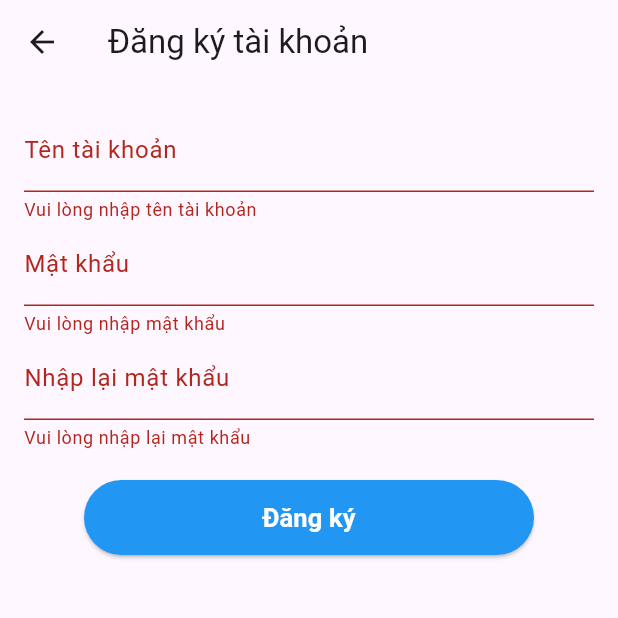
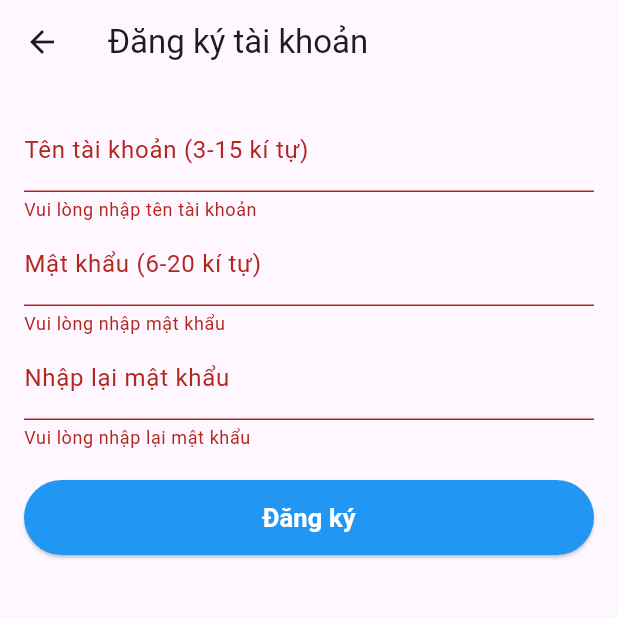
Before and after one commit to NguyenmToi/GAMESUDOKU, a Flutter app: the DangKy screen opened directly, after a tap on "Đăng ký", on a phone screen of 412 x 824 dp, the top half of it. Run offline on Flutter 3.47's test engine with Material 3 defaults, Android fonts, the light colour scheme and no system bars; our stand-ins replace firebase_auth, firebase_core, firebase_database; accounts and stored records are empty.

Commit message:
xu ly su kien dang nhap/ dang ky bmoi

```diff
--- a/lib/ManHinh/DangKy.dart
+++ b/lib/ManHinh/DangKy.dart
@@ -1,6 +1,3 @@
-import 'dart:math';
-
-import 'package:firebase_database/firebase_database.dart';
 import 'package:firebase_auth/firebase_auth.dart';
 import 'package:flutter/material.dart';
 import 'package:sudoku/MoHinh/xulydulieu.dart';
@@ -13,129 +10,104 @@ class DangKy extends StatefulWidget {
 }
 
 class DangKyState extends State<DangKy> {
-  final _formKey = GlobalKey<FormState>();
-  final TextEditingController _usernameController = TextEditingController();
-  final TextEditingController _passwordController = TextEditingController();
-  final TextEditingController _confirmPasswordController =
-      TextEditingController();
-
-  String generateRandomString(int length) {
-    const chars = 'ABCDEFGHIJKLMNOPQRSTUVWXYZ0123456789';
-    final random = Random();
-    return String.fromCharCodes(
-      List.generate(
-          length, (_) => chars.codeUnitAt(random.nextInt(chars.length))),
-    );
-  }
-
-  Future<void> addAccount(TextEditingController usernameController,
-      [TextEditingController? passwordController]) async {
-    final name = _usernameController.text;
-    final pass = _passwordController.text;
-    final vaitro = 1;
-    final anh = null;
-    final trangthai = true;
-
-    String id = generateRandomString(10);
-
-    try {
-      DatabaseReference productsRef =
-          FirebaseDatabase.instance.ref().child('taikhoan');
-
-      String productId = productsRef.push().key!;
-
-      Map<String, dynamic> productData = {
-        'id': id,
-        'taikhoan': name,
-        'tentaikhoan': name,
-        'anh': anh,
-        'trangthai': trangthai,
-        'vaitro': vaitro,
-        'matkhau': pass,
-      };
-
-      productsRef
-          .child(productId)
-          .set(productData)
-          .then((_) {})
-          .catchError((error) {});
-    } catch (error) {}
-  }
+  final _formKey = GlobalKey<FormState>(); // GlobalKey để quản lý và kiểm tra trạng thái của Form
+  final TextEditingController _TaiKhoan = TextEditingController(); // Controller cho ô nhập tài khoản
+  final TextEditingController _MatKhau = TextEditingController(); // Controller cho ô nhập mật khẩu
+  final TextEditingController _NhapLaiMatKhau = TextEditingController(); // Controller cho ô nhập lại mật khẩu
 
   @override
   Widget build(BuildContext context) {
     return Scaffold(
       appBar: AppBar(
         leading: IconButton(
-          icon: Icon(Icons.arrow_back),
+          icon: Icon(Icons.arrow_back), // Biểu tượng nút quay lại
           onPressed: () {
-            Navigator.pop(context);
+            Navigator.pop(context); // Quay lại màn hình trước đó khi nhấn nút
           },
         ),
-        title: Text('Đăng ký tài khoản'),
+        title: Text('Đăng ký tài khoản'), // Tiêu đề của AppBar
       ),
       body: Padding(
         padding: const EdgeInsets.all(16.0),
         child: Form(
-          key: _formKey,
+          key: _formKey, // Gắn GlobalKey cho Form để quản lý và kiểm tra trạng thái Form
           child: Column(
             children: <Widget>[
               TextFormField(
-                controller: _usernameController,
+                controller: _TaiKhoan, // Controller để lấy giá trị từ ô nhập tài khoản
                 decoration: InputDecoration(
-                  labelText: 'Tên tài khoản',
+                  labelText: 'Tên tài khoản (3-15 kí tự)', // Nhãn cho ô nhập tài khoản
                 ),
                 validator: (value) {
                   if (value == null || value.isEmpty) {
-                    return 'Vui lòng nhập tên tài khoản';
+                    return 'Vui lòng nhập tên tài khoản'; // Kiểm tra hợp lệ khi submit Form
+                  }
+                  if (value.length < 3 || value.length > 15) {
+                    return 'Tên tài khoản phải có từ 3 đến 15 kí tự'; // Kiểm tra độ dài tài khoản
                   }
                   return null;
                 },
               ),
               TextFormField(
-                controller: _passwordController,
+                controller: _MatKhau, // Controller để lấy giá trị từ ô nhập mật khẩu
                 decoration: InputDecoration(
-                  labelText: 'Mật khẩu',
+                  labelText: 'Mật khẩu (6-20 kí tự)', // Nhãn cho ô nhập mật khẩu
                 ),
-                obscureText: true,
+                obscureText: true, // Ẩn văn bản nhập vào ô mật khẩu
                 validator: (value) {
                   if (value == null || value.isEmpty) {
-                    return 'Vui lòng nhập mật khẩu';
+                    return 'Vui lòng nhập mật khẩu'; // Kiểm tra hợp lệ khi submit Form
+                  }
+                  if (value.length < 6 || value.length > 20) {
+                    return 'Mật khẩu phải có từ 6 đến 20 kí tự'; // Kiểm tra độ dài mật khẩu
                   }
                   return null;
                 },
               ),
               TextFormField(
-                controller: _confirmPasswordController,
+                controller: _NhapLaiMatKhau, // Controller để lấy giá trị từ ô nhập lại mật khẩu
                 decoration: InputDecoration(
-                  labelText: 'Nhập lại mật khẩu',
+                  labelText: 'Nhập lại mật khẩu', // Nhãn cho ô nhập lại mật khẩu
                 ),
-                obscureText: true,
+                obscureText: true, // Ẩn văn bản nhập vào ô nhập lại mật khẩu
                 validator: (value) {
                   if (value == null || value.isEmpty) {
-                    return 'Vui lòng nhập lại mật khẩu';
+                    return 'Vui lòng nhập lại mật khẩu'; // Kiểm tra hợp lệ khi submit Form
                   }
-                  if (value != _passwordController.text) {
-                    return 'Mật khẩu không khớp';
+                  if (value != _MatKhau.text) {
+                    return 'Mật khẩu không khớp'; // Kiểm tra xem mật khẩu nhập lại có khớp với mật khẩu đã nhập không
                   }
                   return null;
                 },
               ),
-              SizedBox(height: 20),
+              SizedBox(height: 20), // Khoảng cách giữa các ô nhập liệu và nút Đăng ký
               SizedBox(
-                width: 300, // Set the width to fill the parent
-                height: 50, // Set the height to 50
+                width: double.infinity, // Chiều rộng bằng toàn bộ phần màn hình
+                height: 50, // Chiều cao của nút Đăng ký
                 child: ElevatedButton(
                   style: ElevatedButton.styleFrom(
-                    backgroundColor:
-                        Colors.blue, // Set the background color to blue
+                    backgroundColor: Colors.blue, // Màu nền của nút Đăng ký
                   ),
-                  onPressed: () {
+                  onPressed: () async {
                     if (_formKey.currentState!.validate()) {
-                      addAccount(_usernameController, _passwordController);
-                      ScaffoldMessenger.of(context).showSnackBar(
-                        SnackBar(content: Text('Đăng ký thành công')),
-                      );
+                      // Kiểm tra hợp lệ khi submit Form
+                      try {
+                        bool tonTai = await ctaiKhoan.kiemTraTaiKhoanTonTai(_TaiKhoan.text);
+                        if (tonTai) {
+                          ScaffoldMessenger.of(context).showSnackBar(
+                            SnackBar(content: Text('Tên tài khoản đã được sử dụng')), // Hiển thị thông báo khi tài khoản đã tồn tại
+                          );
+                        } else {
+                          await ctaiKhoan.ThemTaiKhoan(_TaiKhoan.text, _MatKhau.text); // Thêm tài khoản mới vào Firebase
+                          ScaffoldMessenger.of(context).showSnackBar(
+                            SnackBar(content: Text('Đăng ký thành công')), // Hiển thị thông báo đăng ký thành công
+                          );
+                        }
+                      } catch (error) {
+                        ScaffoldMessenger.of(context).showSnackBar(
+                          SnackBar(content: Text('Lỗi khi thêm tài khoản: $error')), // Hiển thị thông báo lỗi nếu có lỗi khi thêm tài khoản
+                        );
+                      }
                     }
                   },
                   child: Text(
```
Also changed, not shown: lib/ManHinh/DangNhap.dart (+85 -54 lines), lib/MoHinh/xulydulieu.dart (+101 -42 lines).
